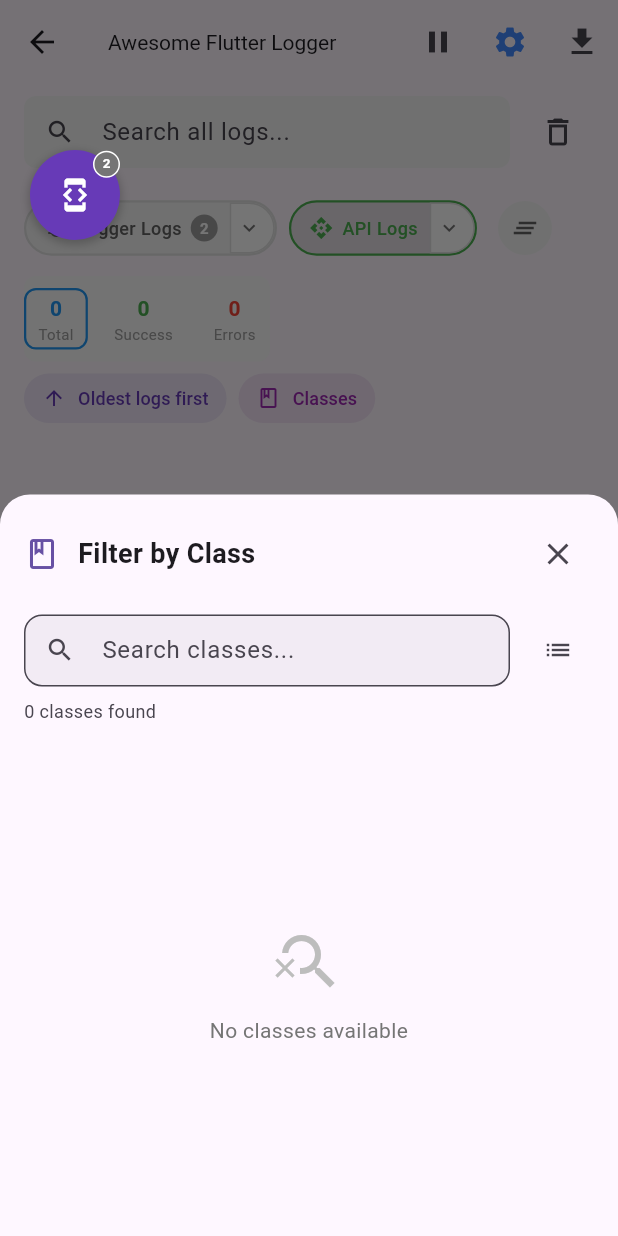
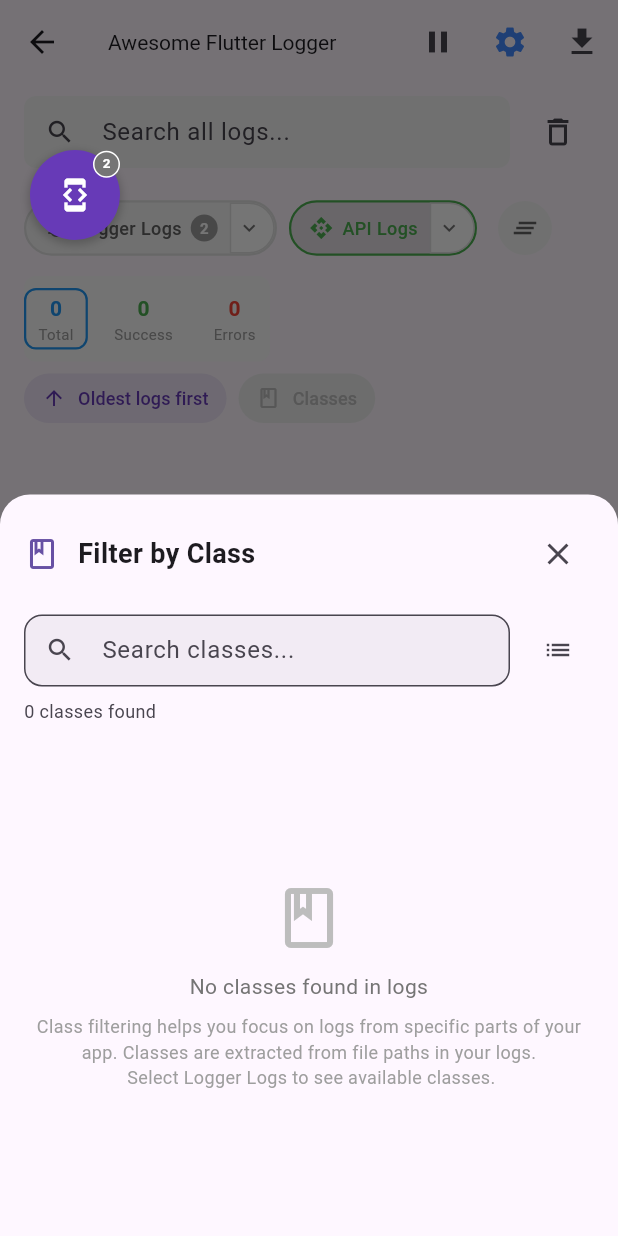
Before and after one commit to codeastartup01dev/flutter_awesome_logger, a Flutter app: the AwesomeLoggerHistoryPage screen opened directly, after a tap on "Classes", on a phone screen of 412 x 824 dp. Run offline on Flutter 3.47's test engine with Material 3 defaults, Android fonts, the phone set to English and light mode, and no system bars; our stand-ins replace dio, logger.

Commit message:
Enhance logger history page and class filter bottom sheet UI
- Added logic to check for available classes in the logger history page, updating button styles based on availability.
- Improved visual feedback in the class filter bottom sheet by updating messages and adding guidance for class filtering.
- Enhanced the display of icons and text to better reflect the state of class availability, improving user experience.

These changes provide clearer visual cues and improve the overall usability of the filtering features.

```diff
--- a/lib/src/ui/awesome_logger_history_page.dart
+++ b/lib/src/ui/awesome_logger_history_page.dart
@@ -478,6 +478,13 @@ class _AwesomeLoggerHistoryPageState extends State<AwesomeLoggerHistoryPage> {
     final selectedCount = _filterManager.selectedClasses.length;
     final hasSelection = selectedCount > 0;
 
+    // Check if there are any available classes
+    final availableClasses = LogDataService.getAvailableClasses(
+      allLogs,
+      selectedSources: _filterManager.selectedSources,
+    );
+    final hasAvailableClasses = availableClasses.isNotEmpty;
+
     return ElevatedButton.icon(
       onPressed: () {
         FocusScope.of(context).unfocus();
@@ -487,23 +494,38 @@ class _AwesomeLoggerHistoryPageState extends State<AwesomeLoggerHistoryPage> {
           allLogs: allLogs,
         );
       },
-      icon: const Icon(Icons.class_outlined, size: 16),
+      icon: Icon(
+        Icons.class_outlined,
+        size: 16,
+        color: hasAvailableClasses ? null : Colors.grey[400],
+      ),
       label: Row(
         mainAxisSize: MainAxisSize.min,
         children: [
-          const Text('Classes', style: TextStyle(fontSize: 12)),
+          Text(
+            'Classes',
+            style: TextStyle(
+              fontSize: 12,
+              color: hasAvailableClasses ? null : Colors.grey[400],
+            ),
+          ),
           if (hasSelection) ...[
             const SizedBox(width: 4),
             Container(
               padding: const EdgeInsets.symmetric(horizontal: 6, vertical: 2),
               decoration: BoxDecoration(
-                color: Colors.white.withOpacity(0.3),
+                color: hasAvailableClasses
+                    ? Colors.white.withOpacity(0.3)
+                    : Colors.grey[300]!.withOpacity(0.3),
                 borderRadius: BorderRadius.circular(10),
               ),
               child: Text(
                 '$selectedCount',
-                style:
-                    const TextStyle(fontSize: 10, fontWeight: FontWeight.bold),
+                style: TextStyle(
+                  fontSize: 10,
+                  fontWeight: FontWeight.bold,
+                  color: hasAvailableClasses ? null : Colors.grey[600],
+                ),
               ),
             ),
           ],
@@ -513,10 +535,14 @@ class _AwesomeLoggerHistoryPageState extends State<AwesomeLoggerHistoryPage> {
         padding: const EdgeInsets.symmetric(horizontal: 12, vertical: 8),
         minimumSize: Size.zero,
         tapTargetSize: MaterialTapTargetSize.shrinkWrap,
-        backgroundColor: hasSelection
+        backgroundColor: hasSelection && hasAvailableClasses
             ? Colors.purple
-            : const Color(0x1A9C27B0), // purple with 10% opacity
-        foregroundColor: hasSelection ? Colors.white : Colors.purple,
+            : hasAvailableClasses
+                ? const Color(0x1A9C27B0) // purple with 10% opacity
+                : Colors.grey[200], // grey background when no classes
+        foregroundColor: hasAvailableClasses
+            ? (hasSelection ? Colors.white : Colors.purple)
+            : Colors.grey[500], // grey text when disabled
         elevation: 0,
       ),
     );
--- a/lib/src/ui/widgets/filters/class_filter_bottom_sheet.dart
+++ b/lib/src/ui/widgets/filters/class_filter_bottom_sheet.dart
@@ -315,7 +315,9 @@ class _ClassFilterBottomSheetState extends State<ClassFilterBottomSheet> {
                           mainAxisAlignment: MainAxisAlignment.center,
                           children: [
                             Icon(
-                              Icons.search_off,
+                              _searchQuery.isNotEmpty
+                                  ? Icons.search_off
+                                  : Icons.class_outlined,
                               size: 48,
                               color: Colors.grey[400],
                             ),
@@ -323,13 +325,24 @@ class _ClassFilterBottomSheetState extends State<ClassFilterBottomSheet> {
                             Text(
                               _searchQuery.isNotEmpty
                                   ? 'No classes matching "$_searchQuery"'
-                                  : 'No classes available',
+                                  : 'No classes found in logs',
                               style: TextStyle(
                                 color: Colors.grey[600],
                                 fontSize: 14,
                               ),
                               textAlign: TextAlign.center,
                             ),
+                            if (_searchQuery.isEmpty) ...[
+                              const SizedBox(height: 8),
+                              Text(
+                                'Class filtering helps you focus on logs from specific parts of your app. Classes are extracted from file paths in your logs.\n Select Logger Logs to see available classes.',
+                                style: TextStyle(
+                                  color: Colors.grey[500],
+                                  fontSize: 12,
+                                ),
+                                textAlign: TextAlign.center,
+                              ),
+                            ],
                           ],
                         ),
                       )
```
